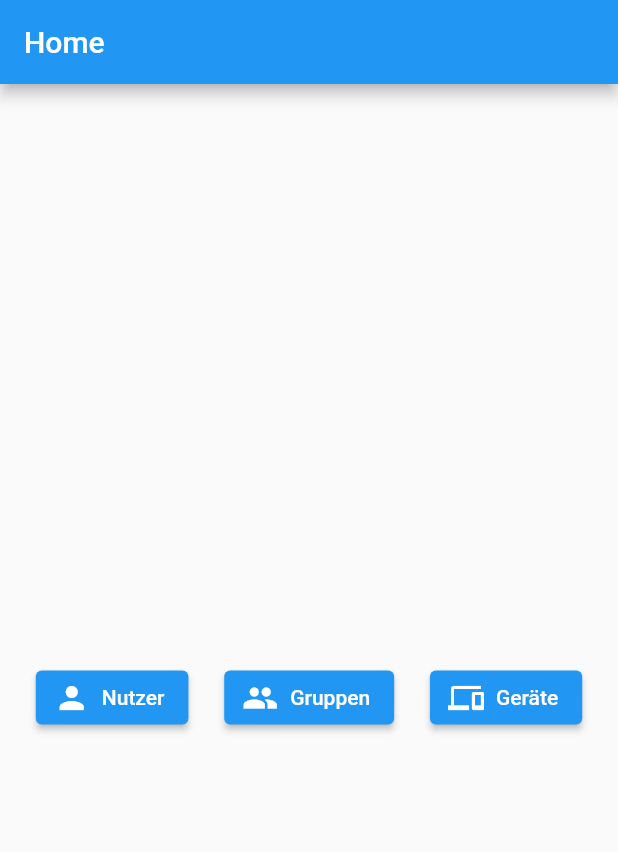
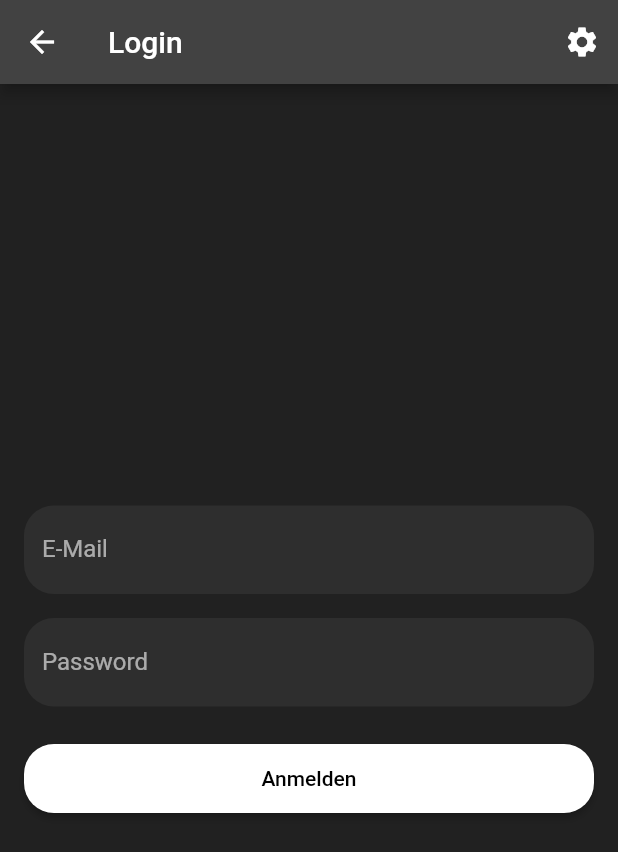
Before and after one commit to Infynitixx/edv, a Flutter app: the screen it shows after launch, on a phone screen of 412 x 824 dp. Shown: the top 852 px of the screen. Run offline on Flutter 3.47's test engine with Material 2 defaults, Android fonts, the phone set to English and light mode, and no system bars; our stand-ins replace flutter_secure_storage, shared_preferences.

Commit message:
Fick die Nachricht

```diff
--- a/lib/data/userRepository.dart
+++ b/lib/data/userRepository.dart
@@ -20,7 +20,7 @@ class UserRepository {
   }
 
   Future<User> createUser(User newUser) async {
-    var url = Uri.parse('https://eoet0ncq43aokkb.m.pipedream.net');
+    var url = Uri.parse('https://d267-84-60-244-29.ngrok-free.app');
 
     var response = await http.post(
       url,
@@ -33,7 +33,7 @@ class UserRepository {
       var createdUser = User.fromJson(createdUserJson);
       return createdUser;
     } else {
-      throw Exception('Failed to create user');
+      throw Exception('Keine Antwort vom Server!');
     }
   }
 }
--- a/lib/main.dart
+++ b/lib/main.dart
@@ -1,49 +1,84 @@
 import 'package:flutter/material.dart';
 import 'screens/homeScreen.dart';
-import 'screens/userScreen.dart';
-import 'dart:convert';
-import 'package:http/http.dart' as http;
+import 'screens/loginScreen.dart';
+import 'screens/userScreenMain.dart';
+import 'screens/userScreenCreate.dart';
+import 'screens/settingScreen.dart';
+
+import 'data/auth.dart';
 
 void main() {
-
-  httpServer();
-
-  runApp(const MyApp());
-
+  runApp(App());
 }
 
-void httpServer() async {
-  final server = await HttpServer.bind('localhost', 8080);
-
-  print('Server gestartet: ${server.address.address}:${server.port}');
-
-  await for (var request in server) {
-    if (request.method == 'POST') {
-      var body = await request.transform(utf8.decoder).join();
-      var data = json.decode(body);
-
-      print('Empfangene Daten: $data');
-
-      // Hier kannst du weitere Überprüfungen oder Verarbeitungen durchführen
-
-      request.response.statusCode = 200;
-      request.response.close();
-    }
-  }
+class App extends StatefulWidget {
+  @override
+  _AppState createState() => _AppState();
 }
 
-class MyApp extends StatelessWidget {
-  const MyApp({Key? key}) : super(key: key);
+class _AppState extends State<App> {
+  bool isLoggedIn = false;
 
   @override
+  void initState() {
+    super.initState();
+    checkToken();
+  }
+
+  void checkToken() async {
+    var authorization = Authorization();
+    isLoggedIn = await authorization.checkToken();
+    setState(() {});
+  }
+  @override
   Widget build(BuildContext context) {
+
+
+
     return MaterialApp(
-      title: 'My App',
-      initialRoute: '/',
+      title: 'Altratec-EDV',
+      theme: ThemeData(
+        brightness: Brightness.dark,
+
+
+        inputDecorationTheme: InputDecorationTheme(
+            border: OutlineInputBorder(
+                borderRadius: BorderRadius.circular(20.0),borderSide: BorderSide.none
+            ),
+            filled: true,
+            fillColor: Colors.grey.withOpacity(0.1)
+        ),
+        elevatedButtonTheme: ElevatedButtonThemeData(
+            style: ButtonStyle(
+                padding: MaterialStateProperty.all<EdgeInsetsGeometry>(
+                    EdgeInsets.symmetric(horizontal: 15.0,vertical: 15.0)
+                ),
+                shape: MaterialStateProperty.all<OutlinedBorder>(
+                    RoundedRectangleBorder(
+                        borderRadius: BorderRadius.circular(20.0)
+                    )
+                ),
+                backgroundColor: MaterialStateProperty.all<Color>(Colors.white),
+                foregroundColor: MaterialStateProperty.all<Color>(Colors.black),
+                overlayColor: MaterialStateProperty.all<Color>(Colors.black26)
+            )
+        ),
+
+
+      ),
+
+      initialRoute: isLoggedIn ? '/' : '/login',
       routes: {
-        '/': (context) =>  HomeScreen(),
+        '/': (context) => isLoggedIn ? HomeScreen() : LoginScreen(),
+        '/home': (context) => HomeScreen(),
+        '/login': (context) => LoginScreen(),
         '/users': (context) => const UserScreen(),
+        '/users/new': (context) => const UserScreen(),
+        '/users/edit': (context) => const UserScreen(),
+        '/users/create': (context) => const UserCreateScreen(),
+        '/settings': (context) =>  ConfigScreen(),
       },
     );
   }
+
 }
--- /dev/null
+++ b/lib/model/login.dart
@@ -0,0 +1,29 @@
+class Login {
+  String username;
+  String password;
+
+  Login({
+    required this.username,
+    required this.password,
+  });
+
+  Map<String, dynamic> toJson() => {
+    "username": username,
+    "password": password
+  };
+
+}
+class LoginStatus {
+   int success;
+  String payload;
+
+  LoginStatus({
+    required this.success,
+    required this.payload,
+  });
+
+  factory LoginStatus.fromJson(Map<String, dynamic> json) => LoginStatus(
+    success: json["success"],
+    payload: json["payload"],
+  );
+}
--- a/lib/screens/homeScreen.dart
+++ b/lib/screens/homeScreen.dart
@@ -5,8 +5,17 @@ class HomeScreen extends StatelessWidget {
   @override
   Widget build(BuildContext context) {
     return Scaffold(
+      backgroundColor: Color(0xFF212121),
       appBar: AppBar(
         title: Text('Home'),
+        actions: [
+          IconButton(
+            icon: Icon(Icons.settings),
+            onPressed: () {
+              Navigator.pushNamed(context, '/settings');
+              },
+          ),
+        ],
       ),
       body: Column(
         mainAxisAlignment: MainAxisAlignment.center,
@@ -17,21 +26,21 @@ class HomeScreen extends StatelessWidget {
             mainAxisAlignment: MainAxisAlignment.spaceEvenly,
             children: [
               NavigationButton(
-                text: 'Nutzer',
+
                 icon: Icons.person,
                 onPressed: () {
                   Navigator.pushNamed(context, '/users');
                 },
               ),
               NavigationButton(
-                text: 'Gruppen',
+
                 icon: Icons.group,
                 onPressed: () {
                   // Aktion für Gruppen-Navigation
                 },
               ),
               NavigationButton(
-                text: 'Geräte',
+
                 icon: Icons.devices,
                 onPressed: () {
                   // Aktion für Geräte-Navigation
@@ -46,26 +55,26 @@ class HomeScreen extends StatelessWidget {
 }
 
 class NavigationButton extends StatelessWidget {
-  final String text;
+
   final IconData icon;
   final VoidCallback onPressed;
 
   const NavigationButton({
-    required this.text,
+
     required this.icon,
     required this.onPressed,
   });
 
   @override
   Widget build(BuildContext context) {
-    return ElevatedButton.icon(
+    return IconButton(
       onPressed: onPressed,
-      icon: Icon(icon),
-      label: Text(text),
+      icon: Icon(icon, size: 40),
+
+
     );
   }
 
 
 
-
 }
--- /dev/null
+++ b/lib/screens/loginScreen.dart
@@ -0,0 +1,94 @@
+import 'package:flutter/material.dart';
+import 'package:edv/data/auth.dart';
+import 'package:edv/model/login.dart';
+
+class LoginScreen extends StatefulWidget {
+  @override
+  _LoginScreenState createState() => _LoginScreenState();
+}
+
+class _LoginScreenState extends State<LoginScreen> {
+  TextEditingController _usernameController = TextEditingController();
+  TextEditingController _passwordController = TextEditingController();
+
+  @override
+  Widget build(BuildContext context) {
+    return Scaffold(
+      backgroundColor: Color(0xFF212121),
+      appBar: AppBar(
+        title: Text('Login'),
+        actions: [
+          IconButton(
+            icon: Icon(Icons.settings),
+            onPressed: () {
+              Navigator.pushNamed(context, '/settings');
+            },
+          ),
+        ],
+      ),
+      body: Padding(
+        padding: EdgeInsets.all(16.0),
+        child: Column(
+          mainAxisAlignment: MainAxisAlignment.center,
+          crossAxisAlignment: CrossAxisAlignment.stretch,
+          children: [
+            TextField(
+              controller: _usernameController,
+              decoration: InputDecoration(labelText: 'E-Mail'),
+            ),
+            SizedBox(height: 16.0),
+            TextField(
+              controller: _passwordController,
+              decoration: InputDecoration(labelText: 'Password'),
+              obscureText: true,
+            ),
+            SizedBox(height: 24.0),
+            ElevatedButton(
+              onPressed: () async{
+                int status = await onLoginButtonClicked();
+                if (status == 0){
+                  loginError("Falsche Anmelededaten!");
+                }
+              },
+              child: Text('Anmelden'),
+            ),
+          ],
+        ),
+      ),
+    );
+  }
+
+  onLoginButtonClicked() async {
+    String username = _usernameController.text;
+    String password = _passwordController.text;
+    Login login = Login(username: username, password: password);
+    Authorization authorization = Authorization();
+    int status = await authorization.CheckLogin(login);
+    if (status == 1) {
+      Navigator.pushNamed(context, '/home');
+    }
+    else {
+      return status;
+    }
+  }
+
+  void loginError(String message) {
+    showDialog(
+      context: context,
+      builder: (BuildContext context) {
+        return AlertDialog(
+          title: Text('Fehler'),
+          content: Text(message),
+          actions: <Widget>[
+            TextButton(
+              onPressed: () {
+                Navigator.of(context).pop();
+              },
+              child: Text('OK'),
+            ),
+          ],
+        );
+      },
+    );
+  }
+}
--- a/pubspec.yaml
+++ b/pubspec.yaml
@@ -32,6 +32,9 @@ dependencies:
     sdk: flutter
   provider: ^5.0.0
   http: ^1.1.0
+  shared_preferences: ^2.0.12
+  flutter_secure_storage: ^8.0.0
+  grouped_list: ^5.1.2
 
 
 
```
Also changed, not shown: lib/data/auth.dart (added, +46 -0 lines), lib/screens/settingScreen.dart (added, +80 -0 lines), lib/screens/userScreenCreate.dart (added, +206 -0 lines), lib/screens/userScreenMain.dart (renamed from lib/screens/userScreen.dart, +9 -60 lines), lib/ui/AddDataPopup.dart (+7 -5 lines), lib/ui/listItem.dart (+7 -3 lines), lib/screens/userScreenEdit.dart (added), pubspec.lock, 6 other files.
